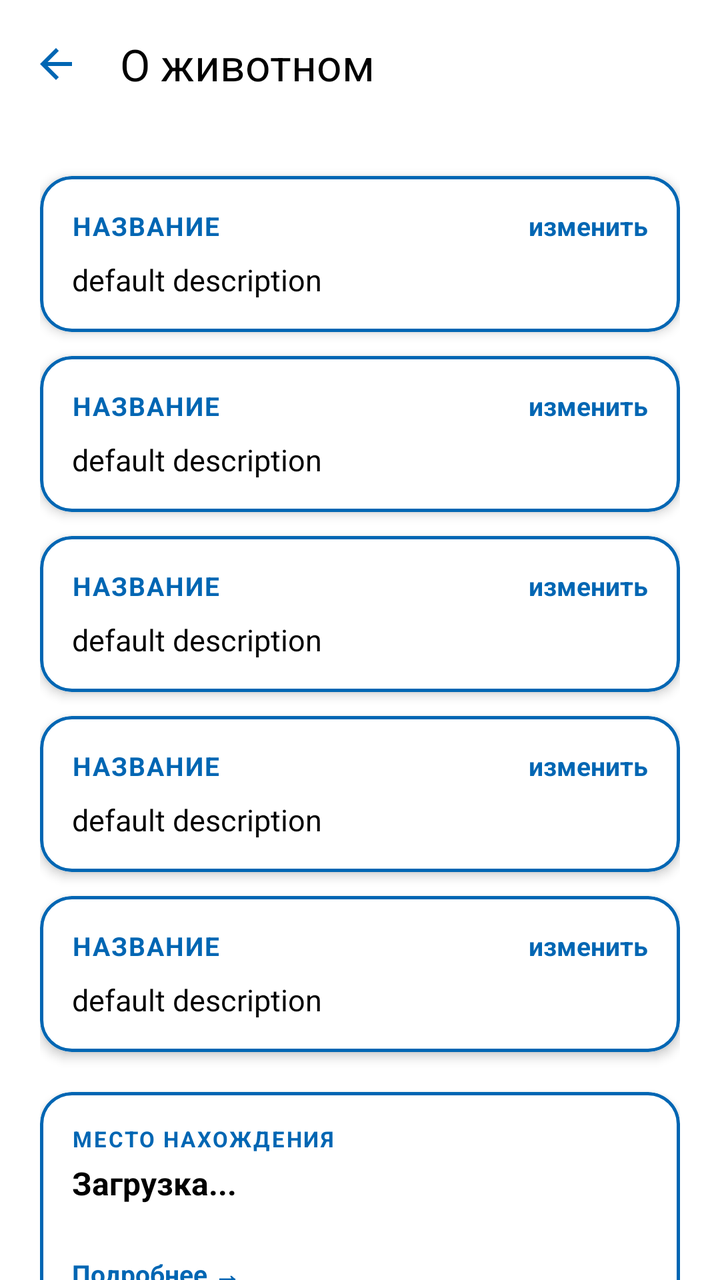
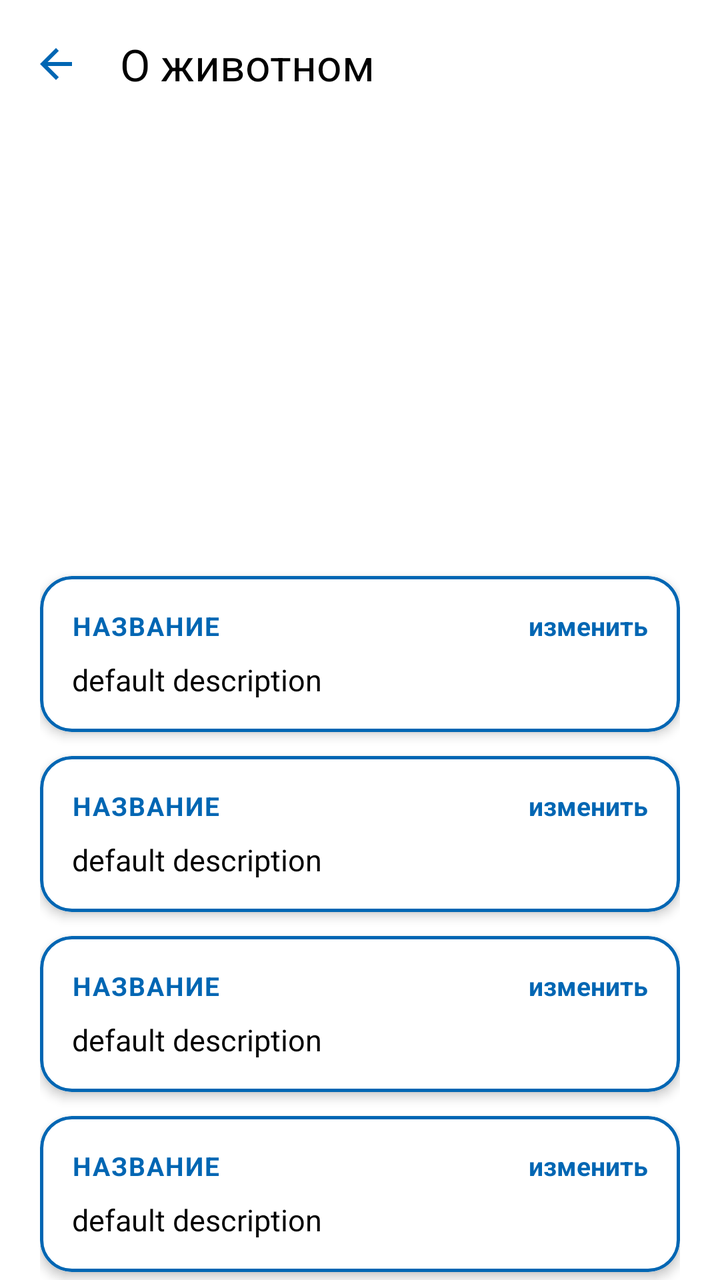

Screens rendered from an Android XML layout before and after an edit, with the pre-edit source and the edit as a unified diff.
<!-- AndroidManifest.xml: application theme Theme.VetUslugi -->
<!-- res/layout/fragment_animal_public_detail.xml -->
<?xml version="1.0" encoding="utf-8"?>
<androidx.constraintlayout.widget.ConstraintLayout xmlns:android="http://schemas.android.com/apk/res/android"
    xmlns:app="http://schemas.android.com/apk/res-auto"
    android:layout_width="match_parent"
    android:layout_height="match_parent">

    <com.google.android.material.appbar.MaterialToolbar
        android:id="@+id/toolbar"
        android:layout_width="0dp"
        android:layout_height="?attr/actionBarSize"
        android:background="?android:attr/background"
        app:layout_constraintEnd_toEndOf="parent"
        app:layout_constraintStart_toStartOf="parent"
        app:layout_constraintTop_toTopOf="parent"
        app:navigationIcon="@drawable/ic_arrow_back"
        app:navigationIconTint="@color/blue"
        app:title="О животном"
        app:titleTextColor="?android:attr/colorPrimary" />

    <androidx.core.widget.NestedScrollView
        android:layout_width="0dp"
        android:layout_height="0dp"
        app:layout_constraintBottom_toBottomOf="parent"
        app:layout_constraintEnd_toEndOf="parent"
        app:layout_constraintStart_toStartOf="parent"
        app:layout_constraintTop_toBottomOf="@+id/toolbar">

        <LinearLayout
            android:layout_width="match_parent"
            android:layout_height="wrap_content"
            android:orientation="vertical"
            android:paddingStart="20dp"
            android:paddingEnd="20dp"
            android:paddingTop="16dp"
            android:paddingBottom="32dp">

            <include
                android:id="@+id/nickname_card"
                layout="@layout/card_info" />

            <include
                android:id="@+id/species_card"
                layout="@layout/card_info" />

            <include
                android:id="@+id/breed_card"
                layout="@layout/card_info" />

            <include
                android:id="@+id/age_card"
                layout="@layout/card_info" />

            <include
                android:id="@+id/diseases_card"
                layout="@layout/card_info" />

            <com.google.android.material.card.MaterialCardView
                android:id="@+id/placeCard"
                android:layout_width="match_parent"
                android:layout_height="wrap_content"
                android:layout_marginTop="16dp"
                android:foreground="?android:attr/selectableItemBackground"
                android:clickable="true"
                android:focusable="true"
                app:cardCornerRadius="16dp"
                app:cardElevation="3dp"
                app:strokeColor="@color/blue"
                app:strokeWidth="1.5dp">

                <LinearLayout
                    android:layout_width="match_parent"
                    android:layout_height="wrap_content"
                    android:orientation="vertical"
                    android:padding="16dp">

                    <TextView
                        android:id="@+id/tvPlaceLabel"
                        android:layout_width="wrap_content"
                        android:layout_height="wrap_content"
                        android:text="МЕСТО НАХОЖДЕНИЯ"
                        android:textColor="@color/blue"
                        android:textSize="11sp"
                        android:letterSpacing="0.08"
                        android:textStyle="bold" />

                    <TextView
                        android:id="@+id/tvPlaceName"
                        android:layout_width="match_parent"
                        android:layout_height="wrap_content"
                        android:layout_marginTop="4dp"
                        android:text="Загрузка..."
                        android:textColor="?android:attr/colorPrimary"
                        android:textSize="16sp"
                        android:textStyle="bold" />

                    <TextView
                        android:id="@+id/tvPlaceAddress"
                        android:layout_width="match_parent"
                        android:layout_height="wrap_content"
                        android:layout_marginTop="2dp"
                        android:textColor="@color/blue"
                        android:textSize="13sp" />

                    <TextView
                        android:id="@+id/tvOpenPlace"
                        android:layout_width="wrap_content"
                        android:layout_height="wrap_content"
                        android:layout_marginTop="6dp"
                        android:text="Подробнее →"
                        android:textColor="@color/blue"
                        android:textSize="13sp"
                        android:textStyle="bold" />

                </LinearLayout>

            </com.google.android.material.card.MaterialCardView>

        </LinearLayout>

    </androidx.core.widget.NestedScrollView>

    <ProgressBar
        android:id="@+id/progressBar"
        style="?android:attr/progressBarStyleLarge"
        android:layout_width="wrap_content"
        android:layout_height="wrap_content"
        android:indeterminate="true"
        android:indeterminateTint="@color/blue"
        android:visibility="gone"
        app:layout_constraintBottom_toBottomOf="parent"
        app:layout_constraintEnd_toEndOf="parent"
        app:layout_constraintStart_toStartOf="parent"
        app:layout_constraintTop_toBottomOf="@+id/toolbar" />

</androidx.constraintlayout.widget.ConstraintLayout>
<!-- res/layout/card_info.xml (included above) -->
<?xml version="1.0" encoding="utf-8"?>
<com.google.android.material.card.MaterialCardView xmlns:android="http://schemas.android.com/apk/res/android"
    xmlns:app="http://schemas.android.com/apk/res-auto"
    xmlns:tools="http://schemas.android.com/tools"
    android:layout_width="match_parent"
    android:layout_height="wrap_content"
    android:layout_marginTop="8dp"
    android:layout_marginBottom="4dp"
    android:backgroundTint="?android:attr/background"
    app:cardCornerRadius="16dp"
    app:cardElevation="3dp"
    app:strokeColor="@color/blue"
    app:strokeWidth="1.5dp">

    <LinearLayout
        android:layout_width="match_parent"
        android:layout_height="wrap_content"
        android:orientation="vertical"
        android:padding="16dp">

        <androidx.constraintlayout.widget.ConstraintLayout
            android:layout_width="match_parent"
            android:layout_height="wrap_content">

            <TextView
                android:id="@+id/tvCardTitle"
                android:layout_width="wrap_content"
                android:layout_height="wrap_content"
                android:text="Название"
                android:textColor="@color/blue"
                android:textSize="13sp"
                android:textStyle="bold"
                android:textAllCaps="true"
                android:letterSpacing="0.05"
                app:layout_constraintBottom_toBottomOf="parent"
                app:layout_constraintStart_toStartOf="parent"
                app:layout_constraintTop_toTopOf="parent" />

            <TextView
                android:id="@+id/tvEditCard"
                android:layout_width="wrap_content"
                android:layout_height="wrap_content"
                android:text="изменить"
                android:textColor="@color/blue"
                android:textStyle="bold"
                android:textSize="13sp"
                app:layout_constraintBottom_toBottomOf="parent"
                app:layout_constraintEnd_toEndOf="parent"
                app:layout_constraintTop_toTopOf="parent" />

        </androidx.constraintlayout.widget.ConstraintLayout>

        <TextView
            android:id="@+id/tvDescriptionCard"
            android:layout_width="wrap_content"
            android:layout_height="wrap_content"
            android:layout_marginTop="8dp"
            android:text="default description"
            android:textSize="15sp"
            android:textColor="?android:attr/colorPrimary" />

    </LinearLayout>

</com.google.android.material.card.MaterialCardView>
<!-- resources referenced by this layout -->
<resources>
  <color name="blue">#0066B3</color>
  <!-- drawable ic_arrow_back (drawable) -->
  <?xml version="1.0" encoding="utf-8"?>
  <vector xmlns:android="http://schemas.android.com/apk/res/android"
      android:width="24dp"
      android:height="24dp"
      android:viewportWidth="24"
      android:viewportHeight="24">
      <path
          android:fillColor="@color/blue"
          android:pathData="M20,11H7.83l5.59,-5.59L12,4l-8,8 8,8 1.41,-1.41L7.83,13H20v-2z" />
  </vector>
  <style name="Theme.VetUslugi" parent="Base.Theme.VetUslugi" />
  <style name="Base.Theme.VetUslugi" parent="Theme.Material3.DayNight.NoActionBar">
  
          <item name="materialButtonStyle">@style/Button</item>
          <item name="android:textViewStyle">@style/TextView</item>
          <item name="editTextStyle">@style/EditText</item>
          <item name="checkboxStyle">@style/BlueCheckBoxStyle</item>
  
          <item name="android:background">@color/white</item>
          <item name="colorPrimary">@color/black</item>
      </style>
  <style name="Button" parent="Widget.Material3.Button">
          <item name="shapeAppearanceOverlay">@style/ShapeAppearance.VetUslugi.Button</item>
          <item name="backgroundTint">@android:color/white</item>
          <item name="strokeColor">@color/blue</item>
          <item name="strokeWidth">2dp</item>
          <item name="android:textColor">@color/blue</item>
          <item name="android:textSize">20sp</item>
      </style>
  <style name="TextView" parent="android:Widget.TextView">
          <item name="android:textSize">20sp</item>
          <item name="android:textColor">@color/black</item>
      </style>
  <style name="EditText" parent="android:Widget.EditText">
          <item name="android:textColorHint">@color/light_blue</item>
          <item name="android:textSize">20sp</item>
          <item name="android:textColor">@color/blue</item>
          <item name="android:background">@drawable/rounded_corners</item>
      </style>
  <style name="BlueCheckBoxStyle" parent="Widget.AppCompat.CompoundButton.CheckBox">
          <item name="android:buttonTint">@color/checkbox_blue_tint</item>
      </style>
  <color name="white">#FFFFFF</color>
  <color name="black">#000000</color>
  <style name="ShapeAppearance.VetUslugi.Button" parent="ShapeAppearance.MaterialComponents.SmallComponent">
          <item name="cornerFamily">rounded</item>
          <item name="cornerSize">8dp</item>
      </style>
  <color name="light_blue">#85ACFF</color>
  <!-- drawable rounded_corners (drawable) -->
  <?xml version="1.0" encoding="utf-8"?>
  <selector xmlns:android="http://schemas.android.com/apk/res/android">
  
      <item android:state_focused="true">
          <shape>
              <solid android:color="?android:attr/background" />
              <stroke android:width="2.5dp" android:color="@color/blue" />
              <corners android:radius="25dp" />
              <padding
                  android:bottom="10dp"
                  android:left="12dp"
                  android:right="12dp"
                  android:top="10dp" />
          </shape>
      </item>
  
      <item>
          <shape>
              <solid android:color="?android:attr/background" />
              <stroke android:width="2dp" android:color="@color/blue" />
              <corners android:radius="25dp" />
              <padding
                  android:bottom="10dp"
                  android:left="12dp"
                  android:right="12dp"
                  android:top="10dp" />
          </shape>
      </item>
  
  </selector>
</resources>

<!-- the commit's change to res/layout/fragment_animal_public_detail.xml (unified diff, before → after) -->
@@ -29,10 +29,21 @@
             android:layout_width="match_parent"
             android:layout_height="wrap_content"
             android:orientation="vertical"
-            android:paddingStart="20dp"
-            android:paddingEnd="20dp"
-            android:paddingTop="16dp"
             android:paddingBottom="32dp">
+
+            <ImageView
+                android:id="@+id/ivAnimalPhoto"
+                android:layout_width="match_parent"
+                android:layout_height="200dp"
+                android:scaleType="centerCrop" />
+
+            <LinearLayout
+                android:layout_width="match_parent"
+                android:layout_height="wrap_content"
+                android:orientation="vertical"
+                android:paddingStart="20dp"
+                android:paddingEnd="20dp"
+                android:paddingTop="16dp">
 
             <include
                 android:id="@+id/nickname_card"
@@ -114,6 +125,8 @@
                 </LinearLayout>
 
             </com.google.android.material.card.MaterialCardView>
+
+            </LinearLayout>
 
         </LinearLayout>
 
